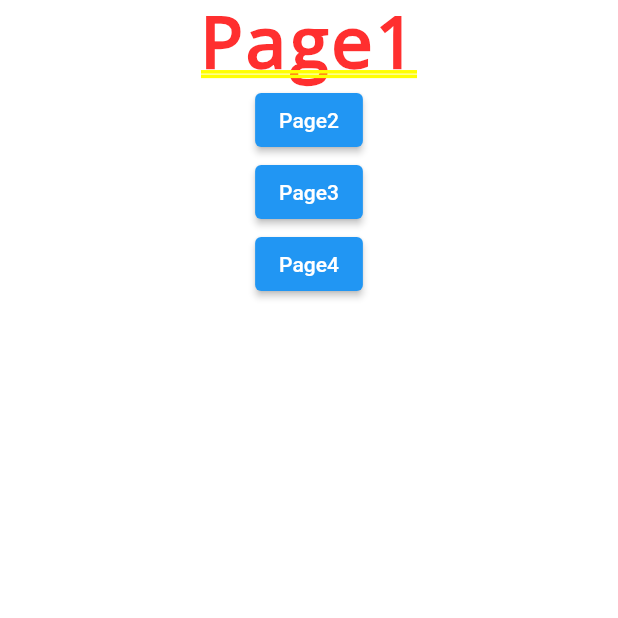
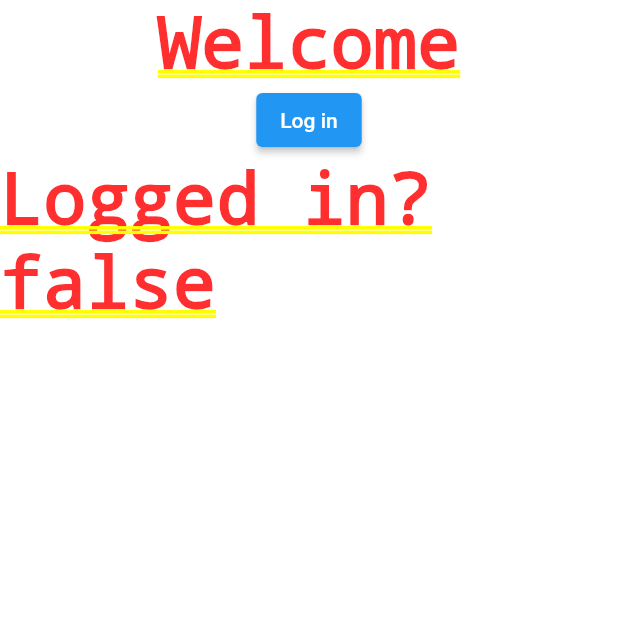
Before and after one commit to wiradikusuma/flutter-autoroute-mobx-getit, a Flutter app: the screen it shows after launch, on a phone screen of 412 x 824 dp, the top half of it. Run offline on Flutter 3.47's test engine with Material 2 defaults, Android fonts, the phone set to English and light mode, and no system bars; our stand-ins replace auto_route, flutter_mobx, get_it, mobx; generated files the repository leaves out were written again.

```diff
--- a/lib/main.dart
+++ b/lib/main.dart
@@ -1,17 +1,30 @@
+import 'package:auto_route/auto_route.dart';
 import 'package:flutter/material.dart';
+import 'package:get_it/get_it.dart';
 import 'package:testing/router/router.gr.dart';
+import 'package:testing/store/app_store.dart';
 
 void main() {
+  final it = GetIt.I;
+
+  it.registerSingleton<AppStore>(AppStore());
   runApp(MyApp());
 }
 
 class MyApp extends StatelessWidget {
   final _appRouter = AppRouter();
 
+  final _appStore = GetIt.I.get<AppStore>();
+
   @override
   build(ctx) => MaterialApp.router(
         title: 'Flutter Demo',
-        routerDelegate: _appRouter.delegate(),
+        routerDelegate: AutoRouterDelegate.declarative(
+          _appRouter,
+          routes: (_) => [
+            if (_appStore.loggedIn) HomeRoute() else LoginRoute(),
+          ],
+        ),
         routeInformationParser: _appRouter.defaultRouteParser(),
       );
 }
--- /dev/null
+++ b/lib/router/login_page.dart
@@ -0,0 +1,21 @@
+import 'package:flutter/material.dart';
+import 'package:flutter_mobx/flutter_mobx.dart';
+import 'package:get_it/get_it.dart';
+import 'package:testing/store/app_store.dart';
+
+class LoginPage extends StatelessWidget {
+  final _appStore = GetIt.I.get<AppStore>();
+
+  build(BuildContext ctx) => Column(
+        children: [
+          Text('Welcome'),
+          ElevatedButton(
+            child: Text('Log in'),
+            onPressed: () => _appStore.login(),
+          ),
+          Observer(
+            builder: (ctx) => Text('Logged in? ${_appStore.loggedIn}'),
+          ),
+        ],
+      );
+}
--- a/lib/router/page1.dart
+++ b/lib/router/page1.dart
@@ -8,15 +8,15 @@ class The1Page extends StatelessWidget {
           Text('Page1'),
           ElevatedButton(
             child: Text('Page2'),
-            onPressed: () => ctx.pushRoute(The2Route()),
+            onPressed: () => ctx.navigateTo(The2Route()),
           ),
           ElevatedButton(
             child: Text('Page3'),
-            onPressed: () => ctx.pushRoute(The3Route()),
+            onPressed: () => ctx.navigateTo(The3Route()),
           ),
           ElevatedButton(
             child: Text('Page4'),
-            onPressed: () => ctx.pushRoute(The4Route()),
+            onPressed: () => ctx.navigateTo(The4Route()),
           ),
         ],
       );
--- a/lib/router/page2.dart
+++ b/lib/router/page2.dart
@@ -8,15 +8,15 @@ class The2Page extends StatelessWidget {
           Text('Page2'),
           ElevatedButton(
             child: Text('Page1'),
-            onPressed: () => ctx.pushRoute(The1Route()),
+            onPressed: () => ctx.navigateTo(The1Route()),
           ),
           ElevatedButton(
             child: Text('Page3'),
-            onPressed: () => ctx.pushRoute(The3Route()),
+            onPressed: () => ctx.navigateTo(The3Route()),
           ),
           ElevatedButton(
             child: Text('Page4'),
-            onPressed: () => ctx.pushRoute(The4Route()),
+            onPressed: () => ctx.navigateTo(The4Route()),
           ),
         ],
       );
--- a/lib/router/page3.dart
+++ b/lib/router/page3.dart
@@ -8,15 +8,15 @@ class The3Page extends StatelessWidget {
           Text('Page3'),
           ElevatedButton(
             child: Text('Page1'),
-            onPressed: () => ctx.pushRoute(The1Route()),
+            onPressed: () => ctx.navigateTo(The1Route()),
           ),
           ElevatedButton(
             child: Text('Page2'),
-            onPressed: () => ctx.pushRoute(The2Route()),
+            onPressed: () => ctx.navigateTo(The2Route()),
           ),
           ElevatedButton(
             child: Text('Page4'),
-            onPressed: () => ctx.pushRoute(The4Route()),
+            onPressed: () => ctx.navigateTo(The4Route()),
           ),
         ],
       );
--- a/lib/router/page4.dart
+++ b/lib/router/page4.dart
@@ -8,15 +8,15 @@ class The4Page extends StatelessWidget {
           Text('Page4'),
           ElevatedButton(
             child: Text('Page1'),
-            onPressed: () => ctx.pushRoute(The1Route()),
+            onPressed: () => ctx.navigateTo(The1Route()),
           ),
           ElevatedButton(
             child: Text('Page2'),
-            onPressed: () => ctx.pushRoute(The2Route()),
+            onPressed: () => ctx.navigateTo(The2Route()),
           ),
           ElevatedButton(
             child: Text('Page3'),
-            onPressed: () => ctx.pushRoute(The3Route()),
+            onPressed: () => ctx.navigateTo(The3Route()),
           ),
         ],
       );
--- /dev/null
+++ b/lib/store/app_store.dart
@@ -0,0 +1,15 @@
+import 'package:mobx/mobx.dart';
+
+part 'app_store.g.dart';
+
+class AppStore = _AppStore with _$AppStore;
+
+abstract class _AppStore with Store {
+  @observable
+  bool loggedIn = false;
+
+  @action
+  void login() {
+    loggedIn = true;
+  }
+}
--- a/pubspec.yaml
+++ b/pubspec.yaml
@@ -24,12 +24,15 @@ dependencies:
   auto_route: ^2.2.0
   flutter:
     sdk: flutter
+  flutter_mobx: ^2.0.0
+  get_it: ^7.1.3
 
 dev_dependencies:
   auto_route_generator: ^2.1.0
   build_runner: ^2.0.2
   flutter_test:
     sdk: flutter
+  mobx_codegen: ^2.0.0
 
 # For information on the generic Dart part of this file, see the
 # following page: https://dart.dev/tools/pub/pubspec
```
Also changed, not shown: lib/router/home_page.dart (added, +35 -0 lines), lib/router/router.dart (+12 -2 lines), lib/router/router.gr.dart, lib/store/app_store.g.dart (added), pubspec.lock.
